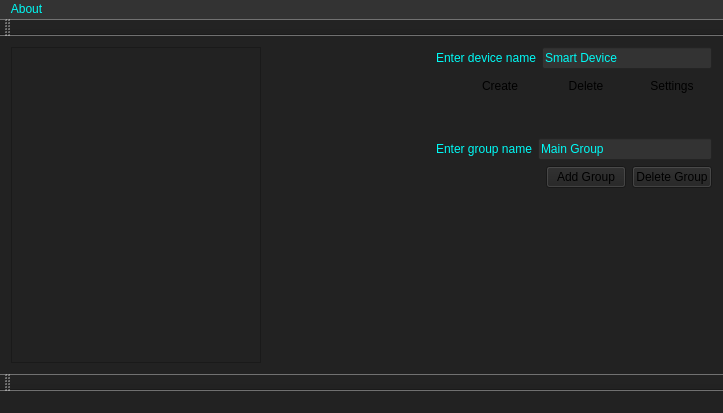
Qt form GUI/GUI/mainwindow.ui (v-pereskokov/Jarvis) before a commit.
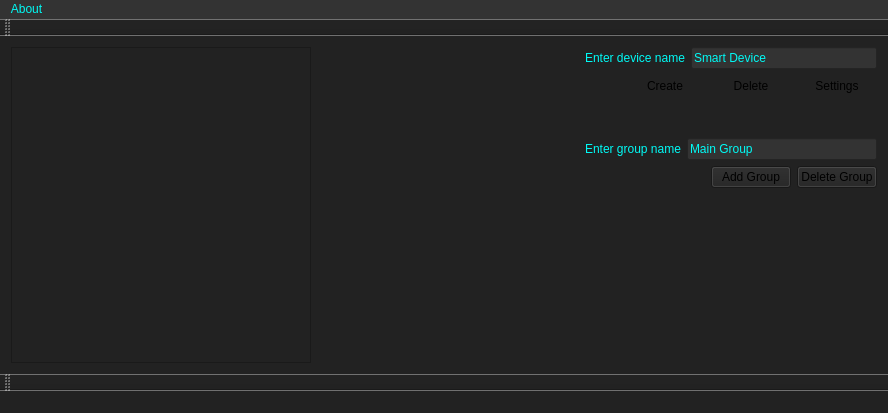
The same form after that commit. Icons and pictures are not drawn.

The edit to the form file:
```diff
--- a/GUI/GUI/mainwindow.ui
+++ b/GUI/GUI/mainwindow.ui
@@ -6,7 +6,7 @@
    <rect>
     <x>0</x>
     <y>0</y>
-    <width>723</width>
+    <width>888</width>
     <height>413</height>
    </rect>
   </property>
@@ -189,7 +189,7 @@
      <widget class="QScrollArea" name="scrollArea">
       <property name="minimumSize">
        <size>
-        <width>250</width>
+        <width>300</width>
         <height>60</height>
        </size>
       </property>
@@ -225,7 +225,7 @@
         <rect>
          <x>0</x>
          <y>0</y>
-         <width>248</width>
+         <width>298</width>
          <height>318</height>
         </rect>
        </property>
@@ -296,7 +296,7 @@
     <rect>
      <x>0</x>
      <y>0</y>
-     <width>723</width>
+     <width>888</width>
      <height>19</height>
     </rect>
    </property>
```
